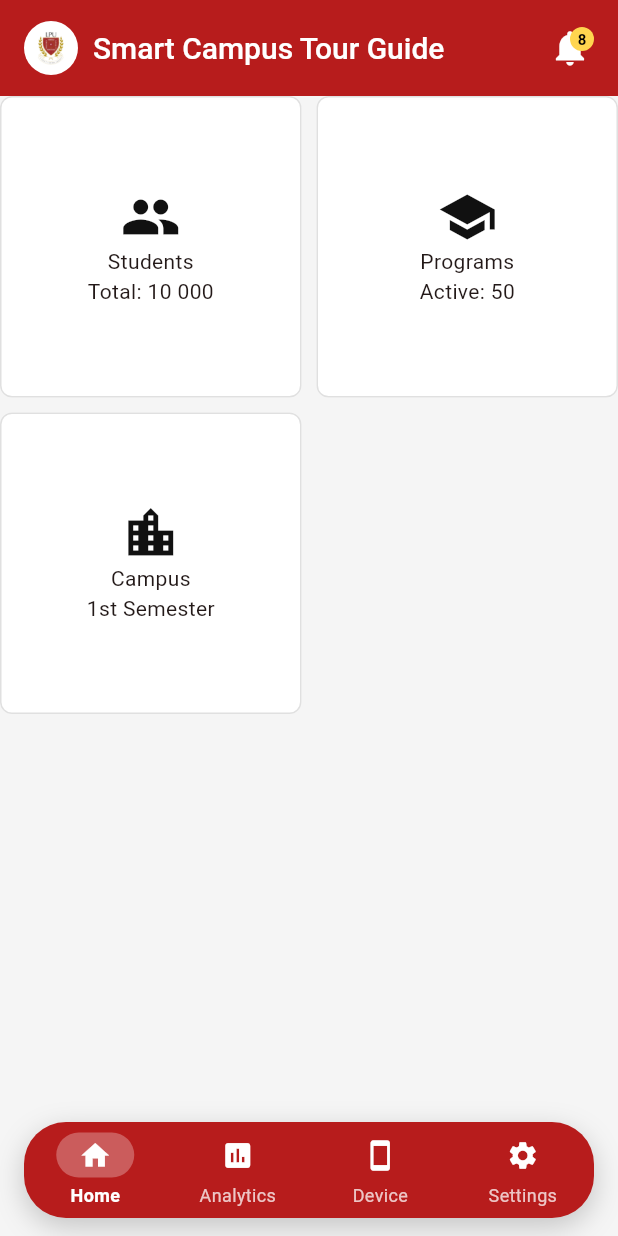
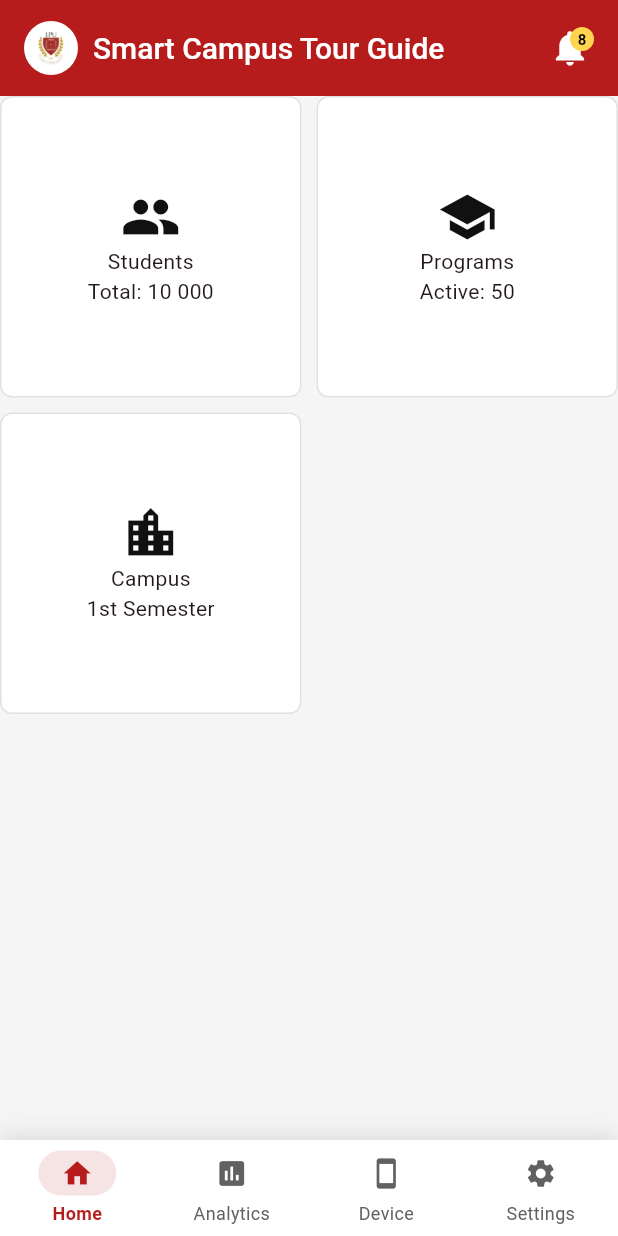
Before and after one commit to Theophilus-Nueva/student_smart_dashboard, a Flutter app: the DashboardScreen screen opened directly, on a phone screen of 412 x 824 dp. Run offline on Flutter 3.47's test engine with Material 3 defaults, Android fonts, the phone set to English and light mode, and no system bars; our stand-ins replace cloud_firestore, connectivity_plus, firebase_core, flutter_local_notifications, geolocator, google_maps_flutter and 5 more; accounts and stored records are empty.

Commit message:
Bottom navigation: full-width white bar with a soft top shadow
Replaces the floating red bar. Grey icons and labels; the selected tab
is brand red with a light red pill behind the icon and a bold label.

```diff
--- a/lib/widgets/app_bottom_nav.dart
+++ b/lib/widgets/app_bottom_nav.dart
@@ -3,8 +3,8 @@ import 'package:flutter/material.dart';
 import '../theme/app_colors.dart';
 
 /// Bottom nav from the Figma component set (Active=Home/Analytics/Device/Settings).
-/// Icons are always white; a translucent pill behind the icon marks the
-/// selected tab, and its label is bold.
+/// White bar with a soft top shadow. Grey icons; the selected tab is red
+/// with a light red pill behind the icon and a bold label.
 class AppBottomNav extends StatelessWidget {
   const AppBottomNav({
     super.key,
@@ -24,27 +24,20 @@ class AppBottomNav extends StatelessWidget {
 
   @override
   Widget build(BuildContext context) {
-    // Floating bar: inset from the screen edges, rounded, with a shadow.
-    return SafeArea(
-      top: false,
-      minimum: const EdgeInsets.only(bottom: 12),
-      child: Padding(
-        padding: const EdgeInsets.fromLTRB(16, 4, 16, 0),
-        child: DecoratedBox(
-          decoration: BoxDecoration(
-            borderRadius: BorderRadius.circular(28),
-            boxShadow: const [
+    // Full-width white bar with a soft shadow along its top edge.
+    return DecoratedBox(
+      decoration: const BoxDecoration(
+        color: Colors.white,
+        boxShadow: [
           BoxShadow(
-                color: Color(0x33000000),
-                blurRadius: 16,
-                offset: Offset(0, 6),
+            color: Color(0x1F000000),
+            blurRadius: 12,
+            offset: Offset(0, -2),
           ),
         ],
       ),
-          child: Material(
-            color: AppColors.brand,
-            borderRadius: BorderRadius.circular(28),
-            clipBehavior: Clip.antiAlias,
+      child: SafeArea(
+        top: false,
         child: ConstrainedBox(
           constraints: const BoxConstraints(minHeight: 64),
           child: Row(
@@ -59,8 +52,6 @@ class AppBottomNav extends StatelessWidget {
                   ),
                 ),
             ],
-              ),
-            ),
           ),
         ),
       ),
@@ -101,19 +92,21 @@ class _NavItem extends StatelessWidget {
                 height: 30,
                 decoration: BoxDecoration(
                   color: selected
-                      ? Colors.white.withValues(alpha: 0.28)
+                      ? AppColors.brand.withValues(alpha: 0.12)
                       : Colors.transparent,
                   borderRadius: BorderRadius.circular(15),
                 ),
-                child: Icon(icon, color: Colors.white, size: 22),
+                child: Icon(
+                  icon,
+                  color: selected ? AppColors.brand : AppColors.muted,
+                  size: 22,
+                ),
               ),
               const SizedBox(height: 3),
               Text(
                 label,
                 style: TextStyle(
-                  color: selected
-                      ? Colors.white
-                      : Colors.white.withValues(alpha: 0.75),
+                  color: selected ? AppColors.brand : AppColors.muted,
                   fontSize: 12,
                   fontWeight: selected ? FontWeight.w700 : FontWeight.w400,
                 ),
```
Lines whose indentation alone changed are shown as unchanged.
